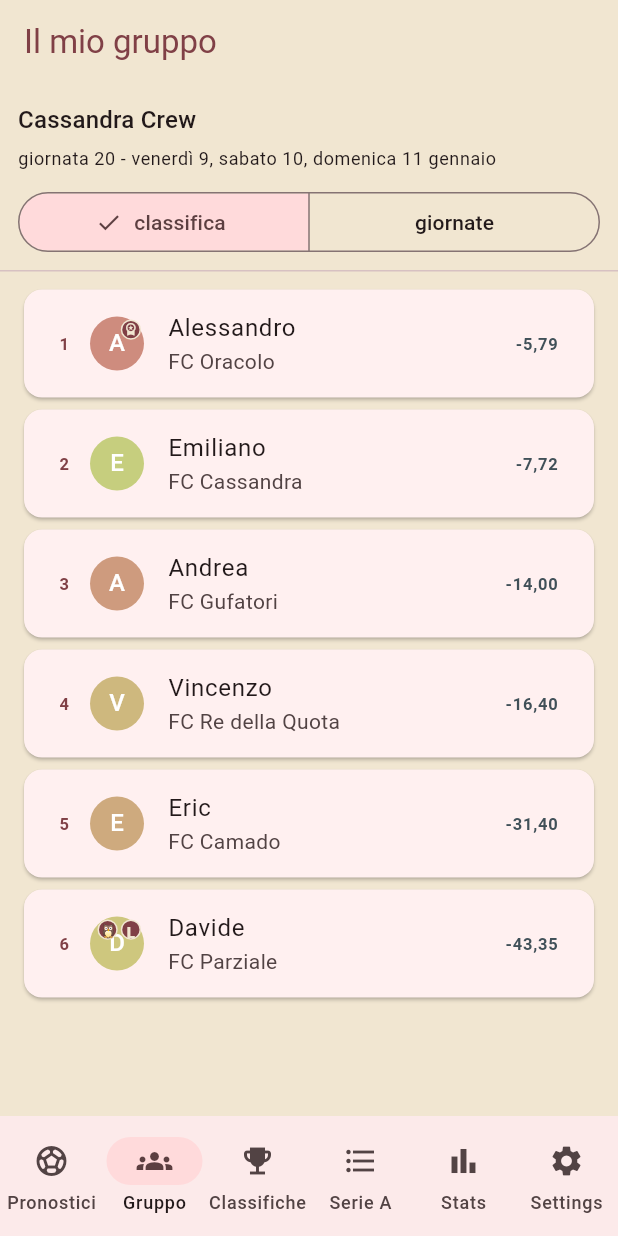
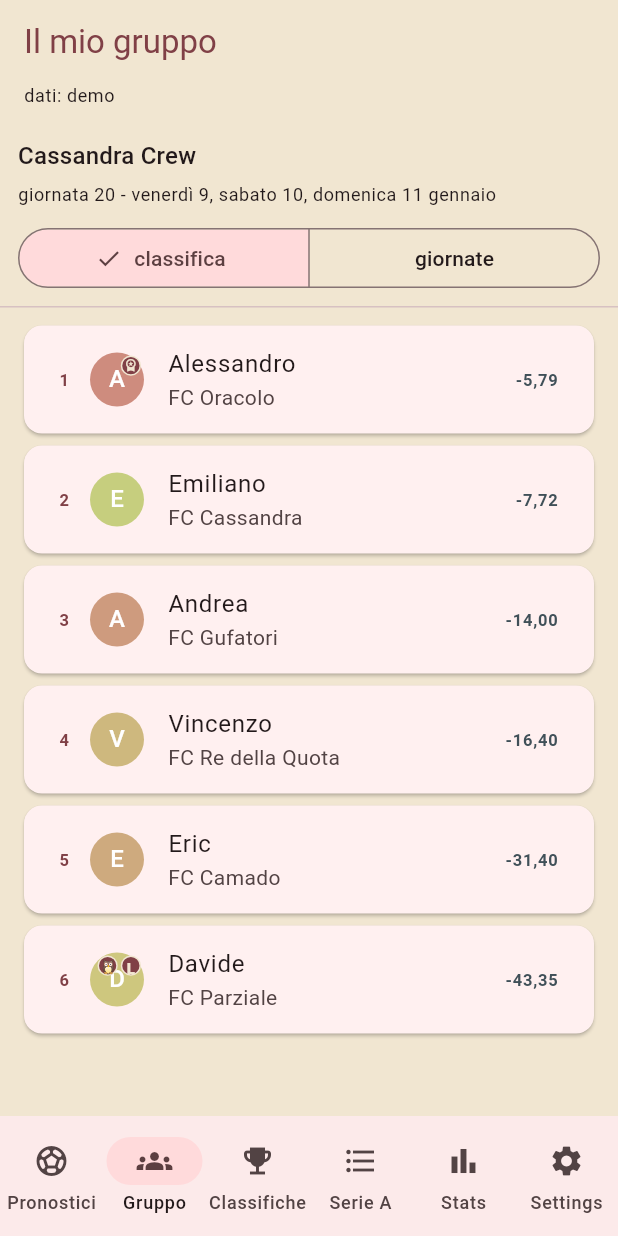
Before and after one commit to emilianocorbianco-cass/cassandra, a Flutter app: the screen it shows after launch, item 2 of the bottom bar chosen, on a phone screen of 412 x 824 dp. Run offline on Flutter 3.47's test engine with Material 3 defaults, Android fonts, the phone set to English and light mode, and no system bars; our stand-ins replace flutter_dotenv, shared_preferences; network calls fail; Roboto replaces fonts that are missing (Avenir).

Commit message:
fix: group page data label + remove duplicate imports

```diff
--- a/cassandra/lib/features/group/group_page.dart
+++ b/cassandra/lib/features/group/group_page.dart
@@ -52,6 +52,15 @@ class _GroupPageState extends State<GroupPage> {
   Widget build(BuildContext context) {
     final appState = CassandraScope.of(context);
 
+    final dataLabel = appState.cachedPredictionMatchesAreReal
+        ? 'dati: reali (API)'
+        : 'dati: demo';
+    final updatedLabel =
+        (appState.cachedPredictionMatchesAreReal &&
+            appState.cachedPredictionMatchesUpdatedAt != null)
+        ? ' • agg. ${formatKickoff(appState.cachedPredictionMatchesUpdatedAt!)}'
+        : '';
+
     final overrideMember = GroupMember(
       id: appState.profile.id,
       displayName: appState.profile.displayName,
@@ -69,7 +78,22 @@ class _GroupPageState extends State<GroupPage> {
     );
 
     return Scaffold(
-      appBar: AppBar(title: const Text('Il mio gruppo')),
+      appBar: AppBar(
+        title: const Text('Il mio gruppo'),
+        bottom: PreferredSize(
+          preferredSize: const Size.fromHeight(24),
+          child: Padding(
+            padding: const EdgeInsets.fromLTRB(16, 0, 16, 8),
+            child: Align(
+              alignment: Alignment.centerLeft,
+              child: Text(
+                '$dataLabel$updatedLabel',
+                style: Theme.of(context).textTheme.bodySmall,
+              ),
+            ),
+          ),
+        ),
+      ),
       body: SafeArea(
         child: Column(
           children: [
```
